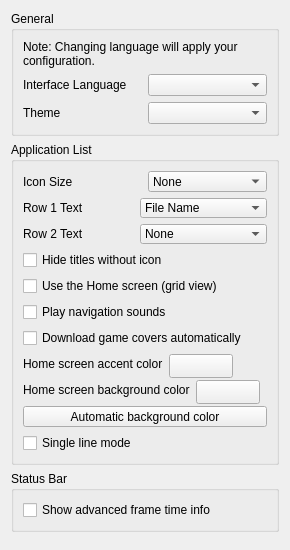
Before: the Qt Designer form src/citra_qt/configuration/configure_ui.ui in JGMirand4/azahar-mac-ui, drawn with Qt 5.
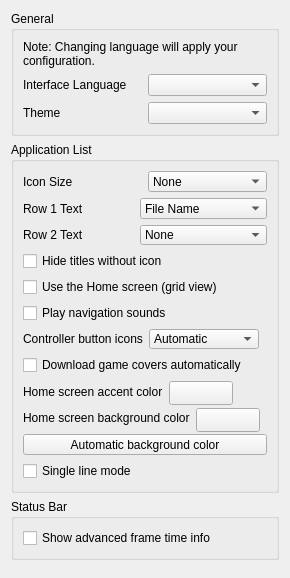
After: the same form once the commit is applied.

Commit message:
UI polish for 1.0: pad badges, play icon, gear, empty state, carousel fade
- Play button icon no longer crowds the label; shows a play triangle, or the
  controller's confirm button when a pad is in use.
- Controller hints use round coloured buttons (PlayStation/Xbox) with a new
  'Controller button icons' setting (Automatic/Xbox/PlayStation).
- Redrawn gear icon, empty state with icon and subtitle, carousel edge fade
  and pointer cursor, lighter dot pattern, compact hero below 1000px.

Claude-Session: https://claude.ai/code/session_01LLLo2ht4xfQMabiq1ZFCk4

Patch:
```diff
--- a/src/citra_qt/configuration/configure_ui.ui
+++ b/src/citra_qt/configuration/configure_ui.ui
@@ -206,6 +206,49 @@
           </property>
          </widget>
         </item>
+        <item>
+         <layout class="QHBoxLayout" name="pad_style_layout">
+          <item>
+           <widget class="QLabel" name="pad_style_label">
+            <property name="text">
+             <string>Controller button icons</string>
+            </property>
+           </widget>
+          </item>
+          <item>
+           <widget class="QComboBox" name="pad_style_combobox">
+            <item>
+             <property name="text">
+              <string>Automatic</string>
+             </property>
+            </item>
+            <item>
+             <property name="text">
+              <string>Xbox (A B X Y)</string>
+             </property>
+            </item>
+            <item>
+             <property name="text">
+              <string>PlayStation</string>
+             </property>
+            </item>
+           </widget>
+          </item>
+          <item>
+           <spacer name="pad_style_spacer">
+            <property name="orientation">
+             <enum>Qt::Horizontal</enum>
+            </property>
+            <property name="sizeHint" stdset="0">
+             <size>
+              <width>40</width>
+              <height>20</height>
+             </size>
+            </property>
+           </spacer>
+          </item>
+         </layout>
+        </item>
         <item>
          <widget class="QCheckBox" name="toggle_auto_covers">
           <property name="text">
```
The commit also changes 8 other files.
